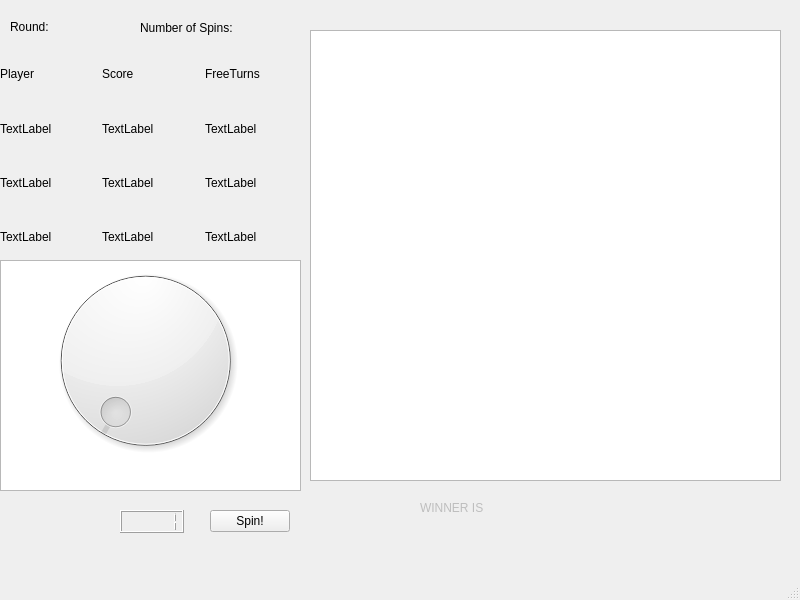
w531t4/Knights-of-the-Laughing-Tree, file ui.ui: the form before one commit.
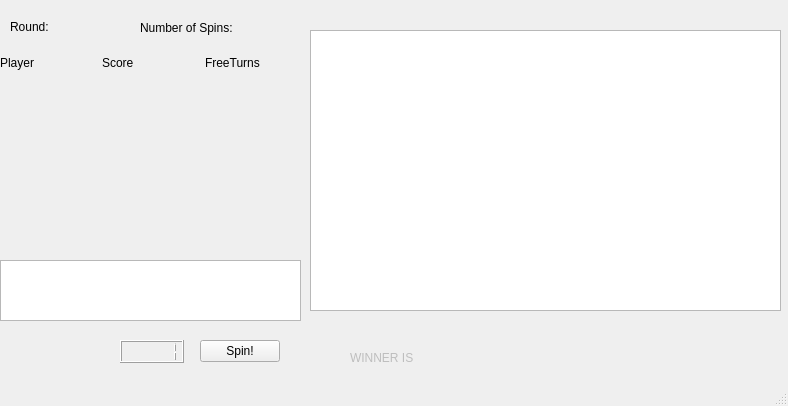
The form after the commit.

Commit message: Update workflow to allow updating user and game stats in the UI

What changed in the file:
```diff
--- a/ui.ui
+++ b/ui.ui
@@ -9,8 +9,8 @@
    <rect>
     <x>0</x>
     <y>0</y>
-    <width>800</width>
-    <height>600</height>
+    <width>788</width>
+    <height>406</height>
    </rect>
   </property>
   <property name="windowTitle">
@@ -23,15 +23,18 @@
       <x>0</x>
       <y>260</y>
       <width>301</width>
-      <height>231</height>
+      <height>61</height>
      </rect>
     </property>
    </widget>
    <widget class="QPushButton" name="doSpin">
+    <property name="enabled">
+     <bool>true</bool>
+    </property>
     <property name="geometry">
      <rect>
-      <x>210</x>
-      <y>510</y>
+      <x>200</x>
+      <y>340</y>
       <width>80</width>
       <height>22</height>
      </rect>
@@ -44,7 +47,7 @@
     <property name="geometry">
      <rect>
       <x>120</x>
-      <y>510</y>
+      <y>340</y>
       <width>64</width>
       <height>23</height>
      </rect>
@@ -62,17 +65,7 @@
       <x>310</x>
       <y>30</y>
       <width>471</width>
-      <height>451</height>
-     </rect>
-    </property>
-   </widget>
-   <widget class="QDial" name="dial">
-    <property name="geometry">
-     <rect>
-      <x>40</x>
-      <y>250</y>
-      <width>211</width>
-      <height>221</height>
+      <height>281</height>
      </rect>
     </property>
    </widget>
@@ -82,7 +75,7 @@
       <x>0</x>
       <y>50</y>
       <width>301</width>
-      <height>211</height>
+      <height>121</height>
      </rect>
     </property>
     <layout class="QGridLayout" name="gridLayout">
@@ -95,56 +88,56 @@
      <item row="1" column="0">
       <widget class="QLabel" name="player0Name">
        <property name="text">
-        <string>TextLabel</string>
+        <string/>
        </property>
       </widget>
      </item>
      <item row="2" column="2">
       <widget class="QLabel" name="player1FT">
        <property name="text">
-        <string>TextLabel</string>
+        <string/>
        </property>
       </widget>
      </item>
      <item row="3" column="1">
       <widget class="QLabel" name="player2Score">
        <property name="text">
-        <string>TextLabel</string>
+        <string/>
        </property>
       </widget>
      </item>
      <item row="2" column="0">
       <widget class="QLabel" name="player1Name">
        <property name="text">
-        <string>TextLabel</string>
+        <string/>
        </property>
       </widget>
      </item>
      <item row="1" column="2">
       <widget class="QLabel" name="player0FT">
        <property name="text">
-        <string>TextLabel</string>
+        <string/>
        </property>
       </widget>
      </item>
      <item row="3" column="2">
       <widget class="QLabel" name="player2FT">
        <property name="text">
-        <string>TextLabel</string>
+        <string/>
        </property>
       </widget>
      </item>
      <item row="1" column="1">
       <widget class="QLabel" name="player0Score">
        <property name="text">
-        <string>TextLabel</string>
+        <string/>
        </property>
       </widget>
      </item>
      <item row="3" column="0">
       <widget class="QLabel" name="player2Name">
        <property name="text">
-        <string>TextLabel</string>
+        <string/>
        </property>
       </widget>
      </item>
@@ -172,7 +165,7 @@
      <item row="2" column="1">
       <widget class="QLabel" name="player1Score">
        <property name="text">
-        <string>TextLabel</string>
+        <string/>
        </property>
       </widget>
      </item>
@@ -236,8 +229,8 @@
     </property>
     <property name="geometry">
      <rect>
-      <x>420</x>
-      <y>500</y>
+      <x>350</x>
+      <y>350</y>
       <width>71</width>
       <height>16</height>
      </rect>
@@ -249,9 +242,9 @@
    <widget class="QLabel" name="winnerName">
     <property name="geometry">
      <rect>
-      <x>520</x>
-      <y>500</y>
-      <width>101</width>
+      <x>450</x>
+      <y>350</y>
+      <width>111</width>
       <height>16</height>
      </rect>
     </property>
```
Left out of the diff: 2 changed lines with no effect on the pictures. The commit also changes 2 other files.
